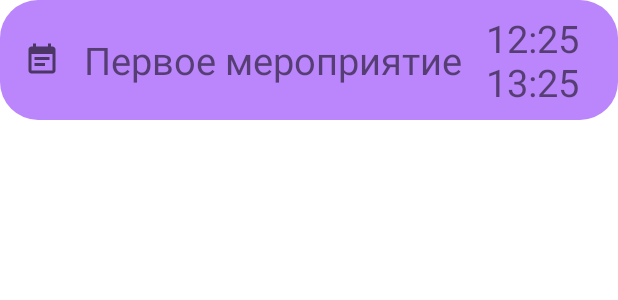
After one commit to TheFox267/CWeather, an Android app: the layout list_item.xml on its own in the app's theme, with its tools: preview values and no code run, on a phone screen of 412 x 824 dp. The commit adds this screen. Shown: the top 300 px of the screen. Run offline under Robolectric (Android 15) with nearby library versions, the phone set to English and light mode, and no system bars.

```diff
--- a/app/src/main/java/com/example/cweather/SelectReminder.java
+++ b/app/src/main/java/com/example/cweather/SelectReminder.java
@@ -14,6 +14,7 @@ import com.example.cweather.handler.TextHandler;
 import com.google.android.material.switchmaterial.SwitchMaterial;
 
 public class SelectReminder extends AppCompatActivity {
+    private static final String TAG = "SelectReminder";
     private Toolbar toolbar;
     private CheckBox checkBoxInStart, checkBoxFiveMinute, checkBoxFifteenMinute, checkBoxThirtyMinute, checkBoxOneHour,
             checkBoxFourHour, checkBoxOneDay, checkBoxTwoDay, checkBoxOneWeek;
@@ -193,6 +194,4 @@ public class SelectReminder extends AppCompatActivity {
         getSupportActionBar().setDisplayShowTitleEnabled(false);
 
     }
-
-
 }
--- a/app/src/main/java/com/example/cweather/database/EventBase.java
+++ b/app/src/main/java/com/example/cweather/database/EventBase.java
@@ -3,13 +3,13 @@ package com.example.cweather.database;
 import androidx.room.ColumnInfo;
 import androidx.room.TypeConverters;
 
-import com.example.cweather.converters.CalendarConverter;
+import com.example.cweather.converters.Converter;
 
 import java.util.Calendar;
 
 public class EventBase {
     @ColumnInfo(name = "date")
-    @TypeConverters({CalendarConverter.class})
+    @TypeConverters({Converter.class})
     public Calendar date;
 
     @ColumnInfo(name = "color")
--- /dev/null
+++ b/app/src/main/res/drawable/border_for_item.xml
@@ -0,0 +1,7 @@
+<?xml version="1.0" encoding="utf-8"?>
+<shape xmlns:android="http://schemas.android.com/apk/res/android" >
+    <corners android:radius="25dp" />
+    <padding android:left="20dp" android:bottom="20dp" android:right="20dp" android:top="20dp"/>
+    <solid android:color="@color/purple_200"/>
+
+</shape>
--- /dev/null
+++ b/app/src/main/res/drawable/ic_baseline_event_note_24.xml
@@ -0,0 +1,10 @@
+<vector xmlns:android="http://schemas.android.com/apk/res/android"
+    android:width="24dp"
+    android:height="24dp"
+    android:viewportWidth="24"
+    android:viewportHeight="24"
+    android:tint="?attr/colorControlNormal">
+  <path
+      android:fillColor="@android:color/white"
+      android:pathData="M17,10L7,10v2h10v-2zM19,3h-1L18,1h-2v2L8,3L8,1L6,1v2L5,3c-1.11,0 -1.99,0.9 -1.99,2L3,19c0,1.1 0.89,2 2,2h14c1.1,0 2,-0.9 2,-2L21,5c0,-1.1 -0.9,-2 -2,-2zM19,19L5,19L5,8h14v11zM14,14L7,14v2h7v-2z"/>
+</vector>
--- /dev/null
+++ b/app/src/main/res/layout/list_item.xml
@@ -0,0 +1,39 @@
+<?xml version="1.0" encoding="utf-8"?>
+<LinearLayout xmlns:android="http://schemas.android.com/apk/res/android"
+    xmlns:app="http://schemas.android.com/apk/res-auto"
+    android:layout_width="match_parent"
+    android:layout_height="wrap_content"
+    android:background="@drawable/border_for_item"
+    android:gravity="center_vertical"
+    android:orientation="horizontal"
+    android:paddingStart="16dp"
+    android:paddingTop="8dp"
+    android:paddingEnd="16dp"
+    android:paddingBottom="8dp">
+
+    <ImageView
+        android:layout_width="wrap_content"
+        android:layout_height="wrap_content"
+        android:contentDescription="TODO"
+        android:src="@drawable/ic_baseline_event_note_24" />
+
+    <TextView
+        android:id="@+id/textNameEvent"
+        android:layout_width="wrap_content"
+        android:layout_height="wrap_content"
+        android:layout_marginStart="16dp"
+        android:text="Первое мероприятие"
+        android:textSize="25sp"
+        app:layout_constraintStart_toStartOf="parent" />
+
+    <TextView
+        android:id="@+id/textTimeEvent"
+        android:layout_width="wrap_content"
+        android:layout_height="wrap_content"
+        android:layout_marginStart="16dp"
+        android:text="12:25 13:25"
+        android:textSize="25sp"
+        app:layout_constraintStart_toStartOf="parent" />
+
+
+</LinearLayout>
```
Also changed, not shown: app/build.gradle (+5 -3 lines), app/src/main/java/com/example/cweather/AddEvent.java (+35 -34 lines), app/src/main/java/com/example/cweather/MainActivity.java (+80 -26 lines), app/src/main/java/com/example/cweather/adapter/EventAdapter.java (added, +58 -0 lines), app/src/main/java/com/example/cweather/converters/CalendarConverter.java (deleted, +0 -20 lines), app/src/main/java/com/example/cweather/converters/Converter.java (added, +80 -0 lines), app/src/main/java/com/example/cweather/database/Event.java (+12 -4 lines), app/src/main/java/com/example/cweather/database/EventDao.java (+11 -1 lines), app/src/main/java/com/example/cweather/database/EventDataBase.java (+16 -1 lines), app/src/main/java/com/example/cweather/model/BasedInformationDate.java (deleted, +0 -17 lines), app/src/main/java/com/example/cweather/remote/DataCallBack.java (deleted, +0 -13 lines), app/src/main/java/com/example/cweather/remote/DataManager.java (deleted, +0 -70 lines), app/src/main/res/layout/activity_main.xml (+14 -0 lines).
